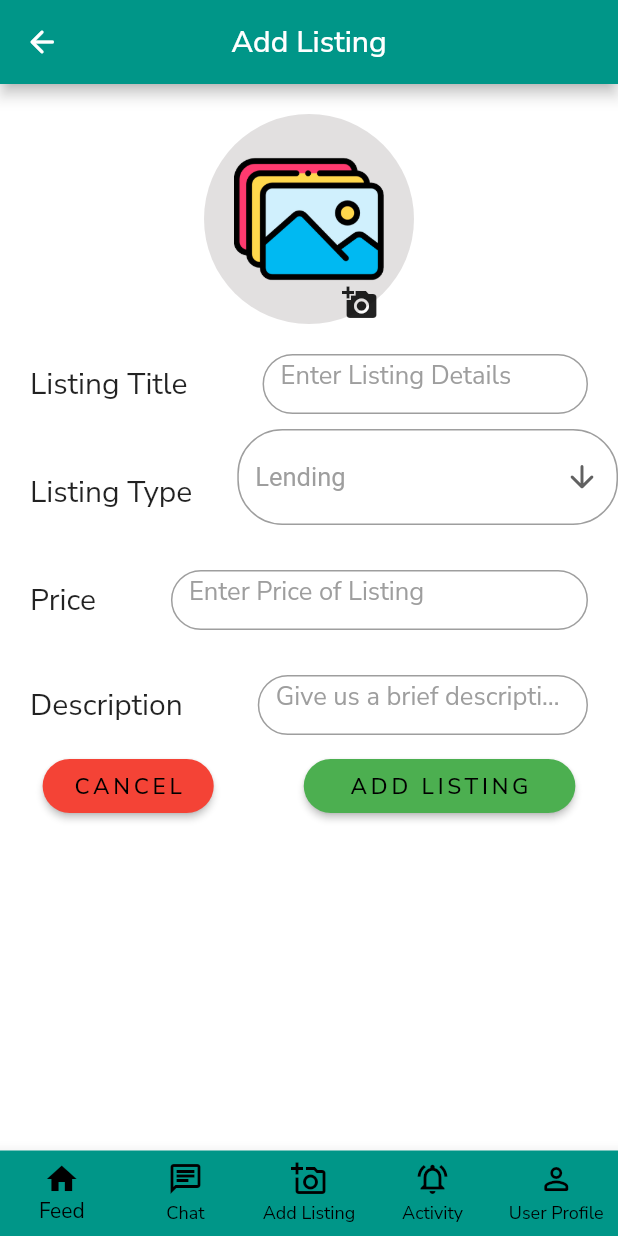
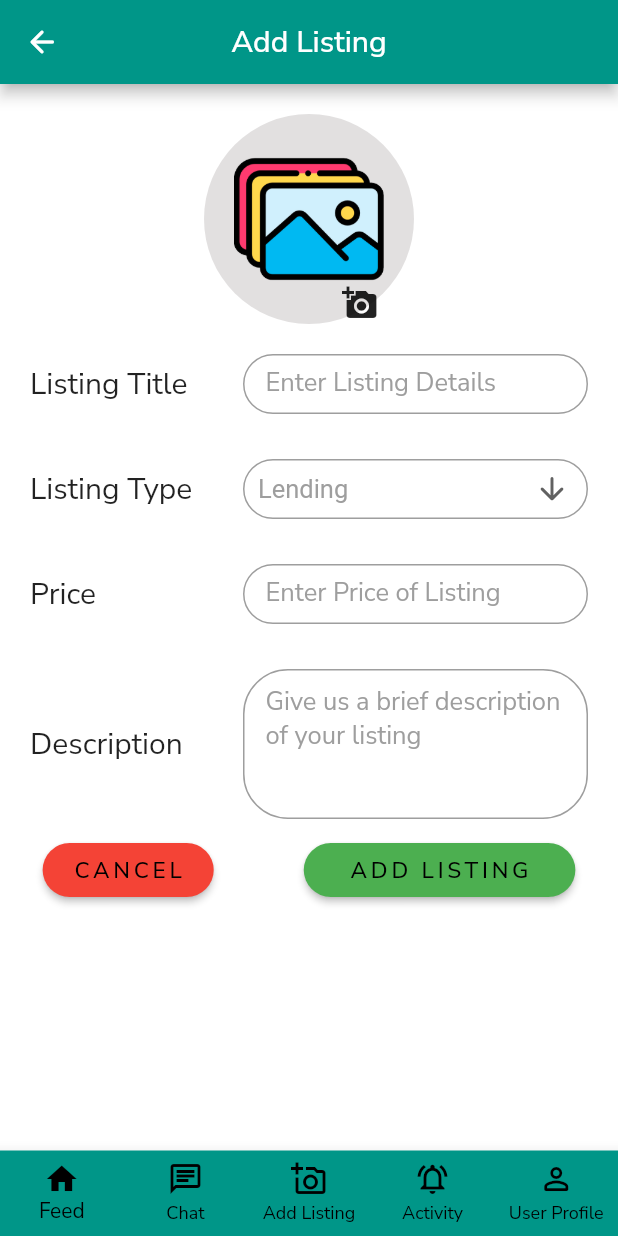
Before and after one commit to summerthia02/JustShareLah, a Flutter app: the AddListingPage screen opened by its route, on a phone screen of 412 x 824 dp. Run offline on Flutter 3.47's test engine with Material 2 defaults, Android fonts, the phone set to English and light mode, and no system bars; our stand-ins replace cloud_firestore, email_validator, faker, firebase_auth, firebase_core, firebase_storage and 10 more; missing offline and left inert: dart:ffi; accounts and stored records are empty; network calls fail.

Commit message:
Formatted Add Listings Nicely

```diff
--- a/lib/pages/addListing.dart
+++ b/lib/pages/addListing.dart
@@ -1,6 +1,7 @@
 import 'dart:ffi';
 import 'dart:io';
 import 'dart:async';
+import 'dart:math';
 import 'dart:typed_data';
 
 import 'package:cloud_firestore/cloud_firestore.dart';
@@ -226,38 +227,47 @@ class _AddListingPageState extends State<AddListingPage> {
     );
   }
 
-  Expanded buildFormField(String hintText, TextEditingController controller) {
-    return Expanded(
-      child: Container(
-          padding: EdgeInsets.only(top: 20, right: 20, left: 20),
+  Container buildFormField(String hintText, TextEditingController controller,
+    {double height = 40.0, int numLines = 1}) {
+    return Container(
+      padding: const EdgeInsets.only(top: 20, right: 20),
       child: SizedBox(
-            width: 100,
-            height: 40.0,
+        width: 230,
+        height: height,
         child: TextField(
+          minLines: numLines,
+          maxLines: numLines,
           onChanged: (value) => print(value),
           controller: controller,
           decoration: InputDecoration(
+            contentPadding:
+                const EdgeInsets.symmetric(vertical: 10, horizontal: 15),
             hintText: hintText,
             border: const OutlineInputBorder(
                 borderRadius: BorderRadius.all(Radius.circular(30))),
-                hintStyle: TextStyle(fontSize: 17, color: Colors.grey),
+            hintStyle: const TextStyle(fontSize: 17, color: Colors.grey),
           ),
         ),
-          )),
+      ),
     );
   }
 
   // create class for dropdown menu items
-  DropdownButtonFormField<String> buildRentOrBorrowDropdown() {
-    return DropdownButtonFormField<String>(
+  Container buildRentOrBorrowDropdown() {
+    return Container(
+      padding: const EdgeInsets.only(top: 20, right: 20),
+      child: SizedBox(
+        width: 230,
+        height: 40,
+        child: DropdownButtonFormField<String>(
           decoration: const InputDecoration(
+            contentPadding: EdgeInsets.symmetric(vertical: 0, horizontal: 10),
               border: OutlineInputBorder(
                   borderRadius: BorderRadius.all(
             Radius.circular(30.0),
           ))),
           value: dropdownValue,
           icon: const Icon(Icons.arrow_downward_rounded),
-      elevation: 2,
           style: const TextStyle(color: Colors.grey, fontSize: 17),
           onChanged: (String? newValue) {
             if (mounted) {
@@ -272,6 +282,8 @@ class _AddListingPageState extends State<AddListingPage> {
               child: Text(value),
             );
           }).toList(),
+        )
+      )
     );
   }
 
@@ -285,22 +297,6 @@ class _AddListingPageState extends State<AddListingPage> {
     );
   }
 
-  // void _addListing() {
-  // var addedListing = {
-  //   'imageUrl': _image!,
-  //   'title': _titleController.text,
-  //   'price': _priceController.text,
-  //   'for_rent': forRent,
-  //   'description': _descriptionController.text,
-  //   'available': true,
-  //   'created_by_email': userEmail,
-  //   'likeCount': 0,
-  // };
-  // listingsCollection
-  //     .add(addedListing)
-  //     .then((value) => print('Listing Added'))
-  //     .catchError((err) => print('Failed to add listing: $err'));
-
   @override
   Widget build(BuildContext context) {
     return Scaffold(
@@ -309,7 +305,7 @@ class _AddListingPageState extends State<AddListingPage> {
       body: SingleChildScrollView(
         child: Column(
           children: [
-            SizedBox(
+            const SizedBox(
               height: 20,
             ),
             Stack(
@@ -320,7 +316,7 @@ class _AddListingPageState extends State<AddListingPage> {
                         radius: 70, backgroundImage: MemoryImage(_image!))
                     : CircleAvatar(
                         radius: 70,
-                        backgroundColor: Color.fromARGB(255, 226, 224, 224),
+                        backgroundColor: const Color.fromARGB(255, 226, 224, 224),
                         child: ClipRRect(
                           borderRadius: BorderRadius.circular(10),
                           child: Image.asset('images/gallery.png',
@@ -343,45 +339,30 @@ class _AddListingPageState extends State<AddListingPage> {
             ),
             Row(children: <Widget>[
               buildFormTitle("Listing Title"),
-              const SizedBox(
-                width: 10.0,
-              ),
+              const Expanded(child: SizedBox()),
               buildFormField("Enter Listing Details", _titleController),
             ]),
             const SizedBox(height: 10.0),
             Row(
+              crossAxisAlignment: CrossAxisAlignment.center,
               children: <Widget>[
                 buildFormTitle("Listing Type"),
-                const SizedBox(
-                  width: 10.0,
-                ),
-                Expanded(child: buildRentOrBorrowDropdown()),
+                const Expanded(child: SizedBox()),
+                buildRentOrBorrowDropdown(),
               ],
             ),
             const SizedBox(height: 10.0),
             Row(children: <Widget>[
               buildFormTitle("Price"),
-              const SizedBox(
-                width: 10.0,
-              ),
+              const Expanded(child: SizedBox()),
               buildFormField("Enter Price of Listing ", _priceController),
             ]),
-            // const SizedBox(height: 10.0),
-            // Row(children: <Widget>[
-            //   buildFormTitle("Brand"),
-            //   const SizedBox(
-            //     width: 10.0,
-            //   ),
-            //   buildFormField("Enter Brand of Listing ", _brandController),
-            // ]),
             const SizedBox(height: 10.0),
             Row(children: <Widget>[
               buildFormTitle("Description"),
-              const SizedBox(
-                width: 10.0,
-              ),
+              const Expanded(child: SizedBox()),
               buildFormField("Give us a brief description of your listing",
-                  _descriptionController),
+                  _descriptionController, height: 100, numLines: 5),
             ]),
             const SizedBox(height: 10.0),
             Row(mainAxisAlignment: MainAxisAlignment.center, children: [
```
Also changed, not shown: pubspec.lock. Lines whose indentation alone changed are shown as unchanged.
